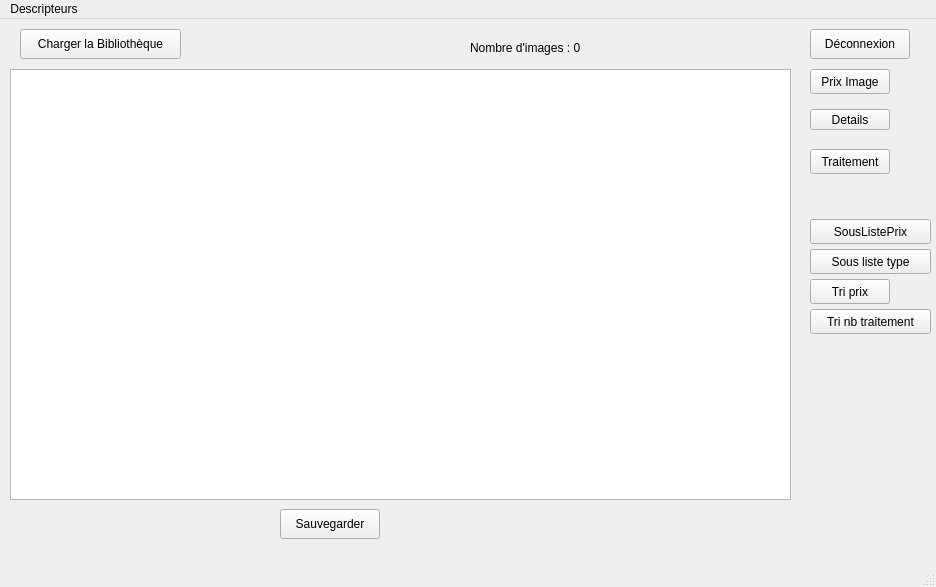
Before: the Qt Designer form Descripteurs/tessst/bibliowindow.ui in TomAuclin/PROJETC_LMLTM, drawn with Qt 5.
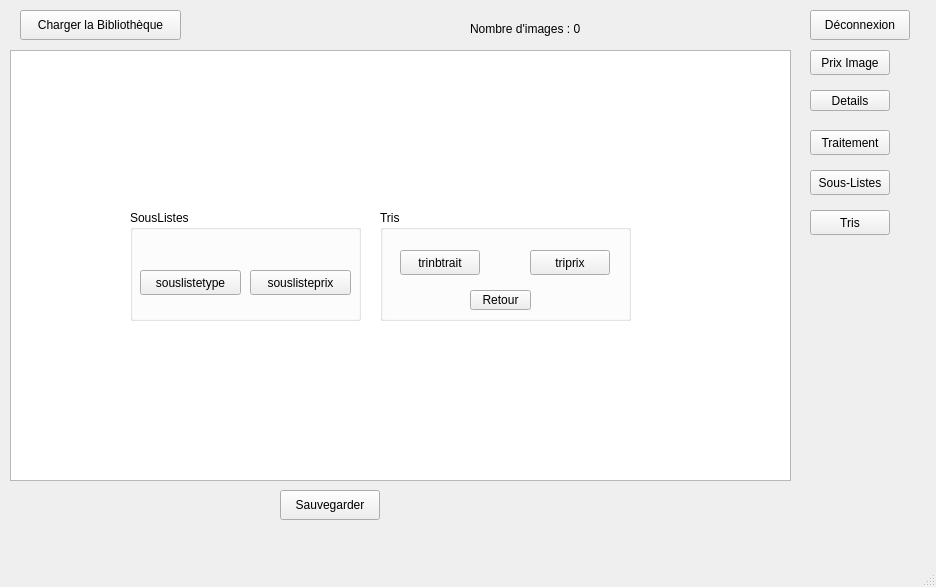
After: the same form once the commit is applied.

The edit to the form file:
```diff
--- a/Descripteurs/tessst/bibliowindow.ui
+++ b/Descripteurs/tessst/bibliowindow.ui
@@ -115,56 +115,121 @@
      <string>Nombre d'images : 0</string>
     </property>
    </widget>
-   <widget class="QPushButton" name="pushButtonSousListePrix">
+   <widget class="QGroupBox" name="SousListes">
     <property name="geometry">
      <rect>
-      <x>810</x>
-      <y>200</y>
-      <width>121</width>
-      <height>25</height>
+      <x>130</x>
+      <y>210</y>
+      <width>231</width>
+      <height>111</height>
      </rect>
     </property>
-    <property name="text">
-     <string>SousListePrix</string>
+    <property name="title">
+     <string>SousListes</string>
     </property>
+    <widget class="QPushButton" name="souslistetype">
+     <property name="geometry">
+      <rect>
+       <x>10</x>
+       <y>60</y>
+       <width>101</width>
+       <height>25</height>
+      </rect>
+     </property>
+     <property name="text">
+      <string>souslistetype</string>
+     </property>
+    </widget>
+    <widget class="QPushButton" name="pushButtonSousListePrix">
+     <property name="geometry">
+      <rect>
+       <x>120</x>
+       <y>60</y>
+       <width>101</width>
+       <height>25</height>
+      </rect>
+     </property>
+     <property name="text">
+      <string>souslisteprix</string>
+     </property>
+    </widget>
    </widget>
-   <widget class="QPushButton" name="souslistetype">
+   <widget class="QPushButton" name="SousListesButton">
     <property name="geometry">
      <rect>
       <x>810</x>
-      <y>230</y>
-      <width>121</width>
+      <y>170</y>
+      <width>80</width>
       <height>25</height>
      </rect>
     </property>
     <property name="text">
-     <string>Sous liste type</string>
+     <string>Sous-Listes</string>
     </property>
    </widget>
-   <widget class="QPushButton" name="triprix">
+   <widget class="QGroupBox" name="Tris">
     <property name="geometry">
      <rect>
-      <x>810</x>
-      <y>260</y>
-      <width>80</width>
-      <height>25</height>
+      <x>380</x>
+      <y>210</y>
+      <width>251</width>
+      <height>111</height>
      </rect>
     </property>
-    <property name="text">
-     <string>Tri prix</string>
+    <property name="title">
+     <string>Tris</string>
     </property>
+    <widget class="QPushButton" name="trinbtraitements">
+     <property name="geometry">
+      <rect>
+       <x>20</x>
+       <y>40</y>
+       <width>80</width>
+       <height>25</height>
+      </rect>
+     </property>
+     <property name="text">
+      <string>trinbtrait</string>
+     </property>
+    </widget>
+    <widget class="QPushButton" name="triprix">
+     <property name="geometry">
+      <rect>
+       <x>150</x>
+       <y>40</y>
+       <width>80</width>
+       <height>25</height>
+      </rect>
+     </property>
+     <property name="text">
+      <string>triprix</string>
+     </property>
+    </widget>
+    <widget class="QPushButton" name="Retourbutton">
+     <property name="geometry">
+      <rect>
+       <x>90</x>
+       <y>80</y>
+       <width>61</width>
+       <height>20</height>
+      </rect>
+     </property>
+     <property name="text">
+      <string>Retour</string>
+     </property>
+    </widget>
    </widget>
-   <widget class="QPushButton" name="trinbtraitements">
+   <widget class="QPushButton" name="Trisbutton">
     <property name="geometry">
      <rect>
       <x>810</x>
-      <y>290</y>
-      <width>121</width>
+      <y>210</y>
+      <width>80</width>
       <height>25</height>
      </rect>
     </property>
     <property name="text">
-     <string>Tri nb traitement</string>
+     <string>Tris</string>
     </property>
    </widget>
   </widget>
@@ -177,15 +242,6 @@
      <height>22</height>
     </rect>
    </property>
-   <widget class="QMenu" name="menuDescripteurs">
-    <property name="title">
-     <string>Descripteurs</string>
-    </property>
-    <addaction name="actionAjouterDescripteur"/>
-    <addaction name="actionModifierDescripteur"/>
-    <addaction name="actionSupprimer_un_descripteur"/>
-   </widget>
-   <addaction name="menuDescripteurs"/>
   </widget>
   <widget class="QStatusBar" name="statusbar"/>
   <action name="actionAjouterDescripteur">
```
Left out of the diff: 15 changed lines with no effect on the pictures.
